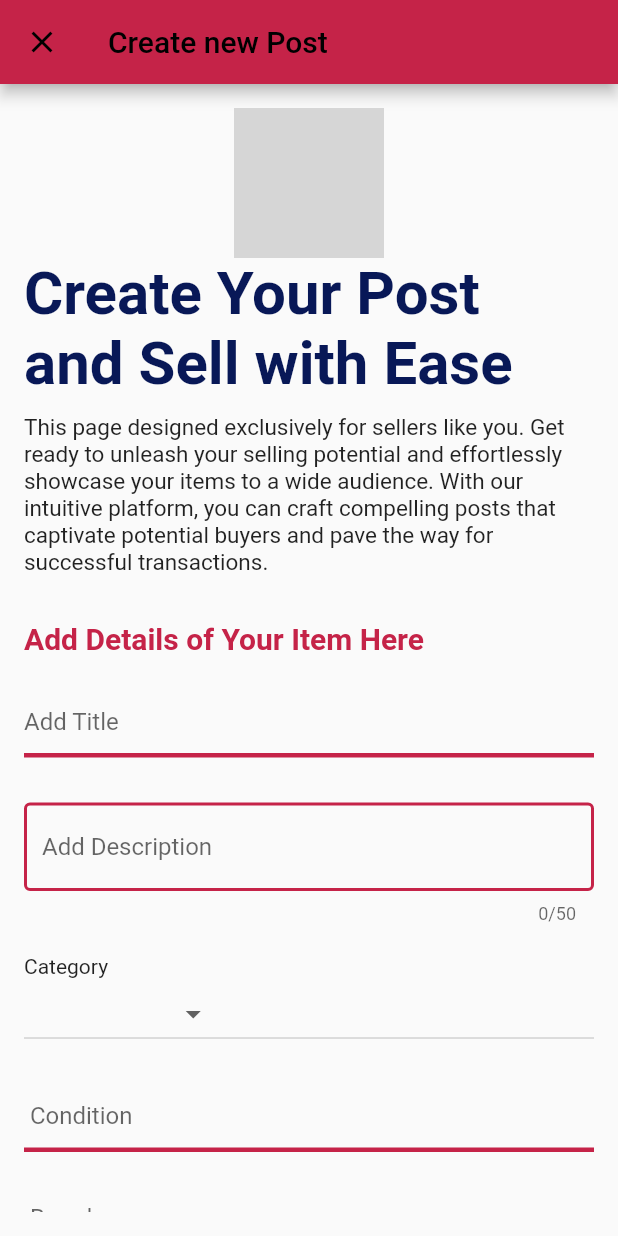
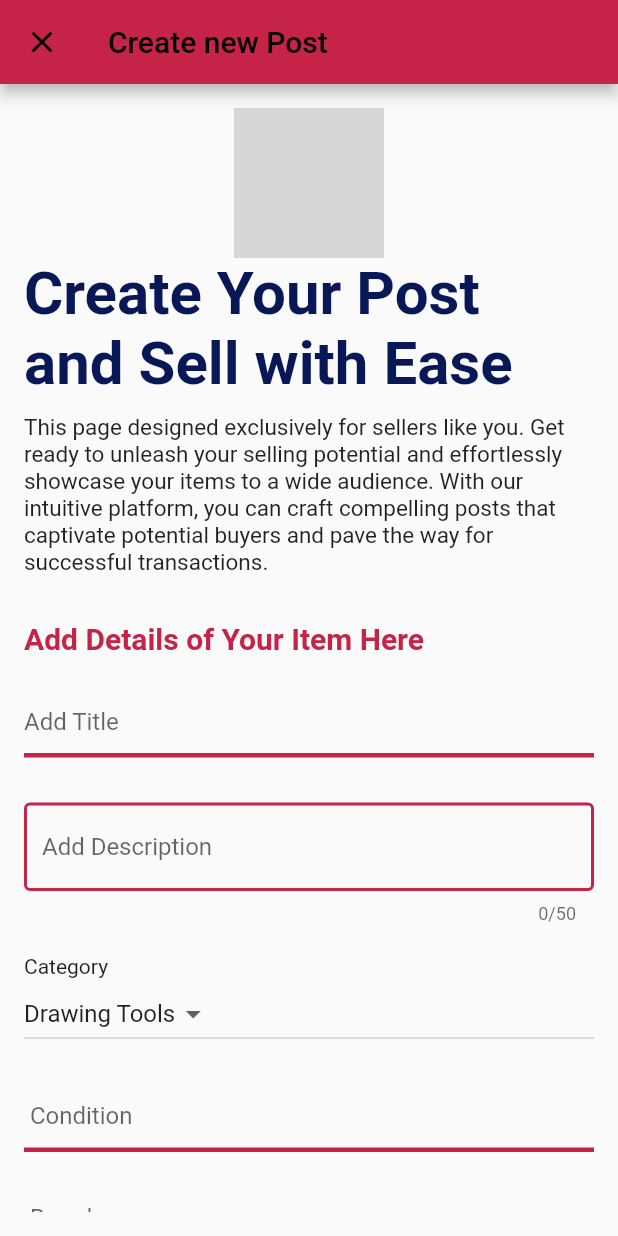
Before and after one commit to NidaFatima321/needify, a Flutter app: the AddPost screen opened directly, on a phone screen of 412 x 824 dp. Run offline on Flutter 3.47's test engine with Material 2 defaults, Android fonts, the phone set to English and light mode, and no system bars; our stand-ins replace carousel_slider, cloud_firestore, file_picker, firebase_auth, firebase_core, firebase_storage and 6 more; missing offline and left inert: dart:ffi, flutter_email_sender, flutter_faq, jazzcash_flutter; accounts and stored records are empty; grey boxes are pictures that could not be loaded.

Commit message:
Finally Finally Integrated

```diff
--- a/lib/Views/add_post.dart
+++ b/lib/Views/add_post.dart
@@ -126,7 +126,7 @@ class _AddPostState extends State<AddPost> {
   }
 
 
-  String valueChoose = "Tools";
+  String valueChoose = "Drawing Tools";
   List<String> listItem = <String>[
     "Laptop", "Notes", "Drawing Tools", "Others"
   ];
@@ -368,8 +368,8 @@ class _AddPostState extends State<AddPost> {
                     children: [
                       Icon(Icons.info),
                       Container(
-                        width: 350,
-                       // height: 40,
+                        width: 300,
+                      //eight: 50,
                         child: Expanded(
                           child: Padding(
                             padding: const EdgeInsets.all(8.0),
```
